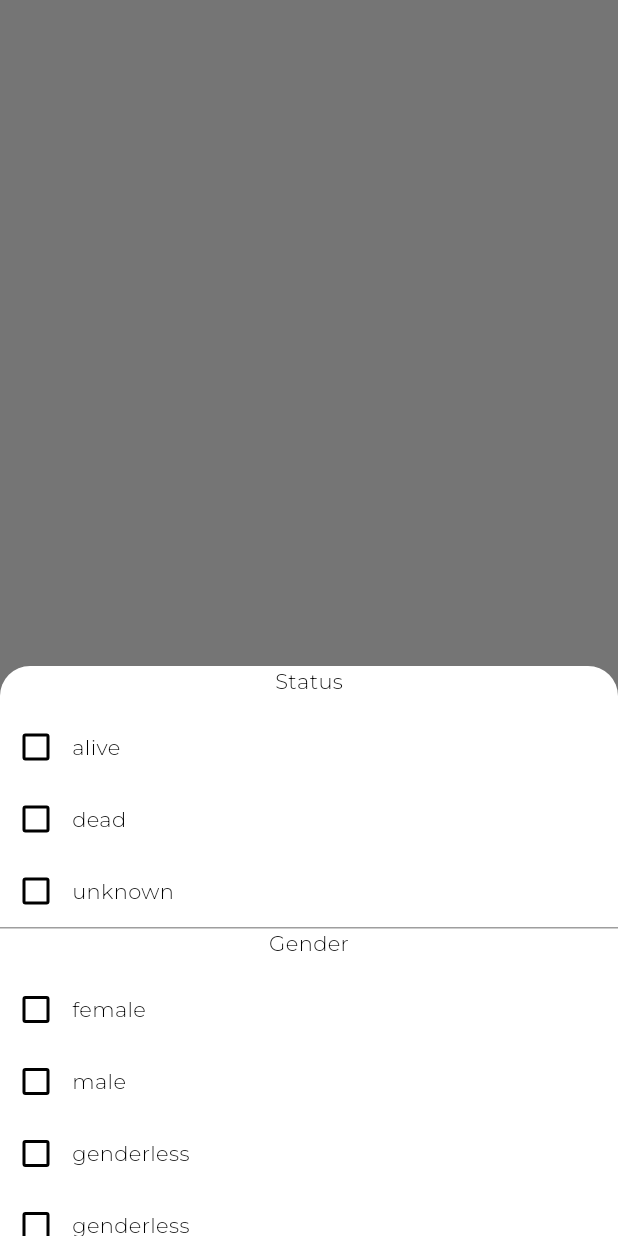
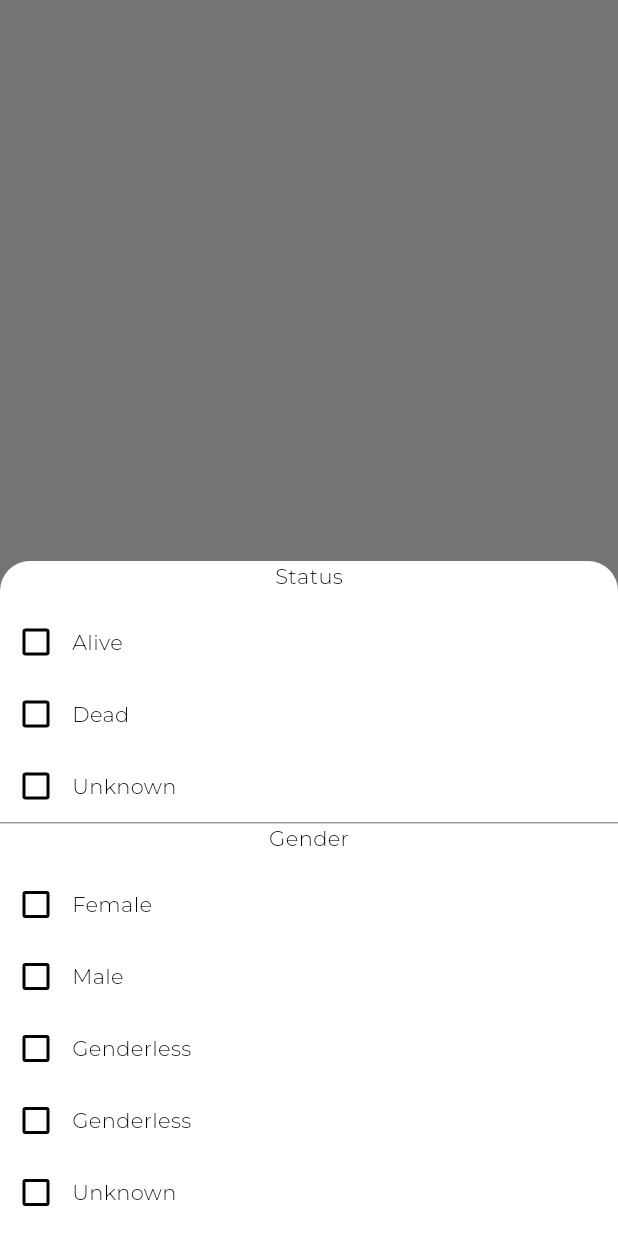
Before and after one commit to danpraise4/Morty, a Flutter app: what showAddFilter() shows on an empty page, opened directly with empty values, on a phone screen of 412 x 824 dp. Run offline on Flutter 3.47's test engine with Material 3 defaults, Android fonts, the phone set to English and light mode, and no system bars; our stand-ins replace auto_animated, bloc, cached_network_image, dartz, dio, easy_debounce and 14 more; missing offline and left inert: dart_date, haptic_feedback, soundpool; accounts and stored records are empty; project files that could hold a hidden picture were left out.

Commit message:
Fix - But fix with filter and new Screen

```diff
--- a/lib/core/widgets/app_loading_view.dart
+++ b/lib/core/widgets/app_loading_view.dart
@@ -17,7 +17,7 @@ class LoadingView extends StatelessWidget {
             dimension: size,
             child: CircularProgressIndicator(
               strokeWidth: 1.5,
-              color: Palette.white,
+              color: Palette.primary,
             ),
           ),
         ),
--- a/lib/core/widgets/app_search_bar.dart
+++ b/lib/core/widgets/app_search_bar.dart
@@ -90,7 +90,7 @@ class _KSearchAppBarState extends State<KSearchAppBar> {
             Icons.filter_list,
             color: Palette.white,
           ),
-          onPressed: showAddFilter(context, onDetect: () {
+          onPressed: () => showAddFilter(context, onDetect: () {
             widget.onFilterApply(searchFilter);
           }),
         ),
--- a/lib/features/morty/app/pages/dashboard.dart
+++ b/lib/features/morty/app/pages/dashboard.dart
@@ -42,7 +42,9 @@ class _DashboardState extends State<Dashboard> {
             controller.appBloc.add(GetMovieCharactersEvent.fromMap({...p0}));
           },
           onSearch: (p0) {
-            controller.appBloc.add(GetMovieCharactersEvent(name: p0));
+            searchFilter['name'] = p0.toLowerCase();
+            controller.appBloc
+                .add(GetMovieCharactersEvent.fromMap({...searchFilter}));
           },
         ),
         body: BlocBuilder(
--- a/lib/features/morty/app/utils/utils.dart
+++ b/lib/features/morty/app/utils/utils.dart
@@ -7,7 +7,7 @@ showAddFilter(context, {required Function onDetect}) {
       context: context,
       clipBehavior: Clip.antiAliasWithSaveLayer,
       constraints: BoxConstraints(
-        maxHeight: 380.h,
+        maxHeight: 450.h,
       ),
       shape: const RoundedRectangleBorder(
         borderRadius: BorderRadius.vertical(
@@ -18,6 +18,7 @@ showAddFilter(context, {required Function onDetect}) {
         return FilterView(
           onChangeDetected: () {
             onDetect.call();
+            Navigator.pop(context);
           },
         );
       });
--- a/lib/features/morty/app/widgets/wrap/filter_view.dart
+++ b/lib/features/morty/app/widgets/wrap/filter_view.dart
@@ -1,5 +1,6 @@
 import 'package:flutter/material.dart';
 import 'package:morty/core/extension/string_extensions.dart';
+import 'package:morty/core/helpers/helpers.dart';
 import 'package:morty/core/resources/constants.dart';
 import 'package:morty/features/morty/app/controller/app.controller.dart';
 import 'package:morty/features/morty/data/constants/constants.dart';
@@ -21,10 +22,11 @@ class _FilterViewState extends State<FilterView> {
   }
 
   Widget contentUI() {
+    ll(searchFilter);
     return Column(
       children: [
         singleFilter(
-            title: "Status",
+            title: "status",
             options: statusTypes,
             onTap: (x) {
               searchFilter['status'] = x;
@@ -35,7 +37,7 @@ class _FilterViewState extends State<FilterView> {
           color: Colors.grey,
         ),
         singleFilter(
-            title: "Gender",
+            title: "gender",
             options: genderTypes,
             onTap: (x) {
               searchFilter['gender'] = x;
@@ -58,11 +60,14 @@ class _FilterViewState extends State<FilterView> {
             onTap: (){
               onTap(x);
             },
-            child: Row(
-              children: [
-                Checkbox.adaptive(value: searchFilter[title] == x, onChanged: (x){}),
-                Text(x)
-              ],
+            child: Container(
+              color: Colors.transparent,
+              child: Row(
+                children: [
+                  Checkbox.adaptive(value: searchFilter[title].toString() == x, onChanged: (x){}),
+                  Text(x.capitalizeEach)
+                ],
+              ),
             ),
           );
         })
```
Also changed, not shown: lib/core/widgets/app_empty_list.dart (+3 -4 lines), lib/features/morty/app/pages/character.dart (+12 -93 lines), lib/features/morty/app/widgets/single_character.dart (+7 -7 lines), assets/svgs/icon_empty.svg (added).
